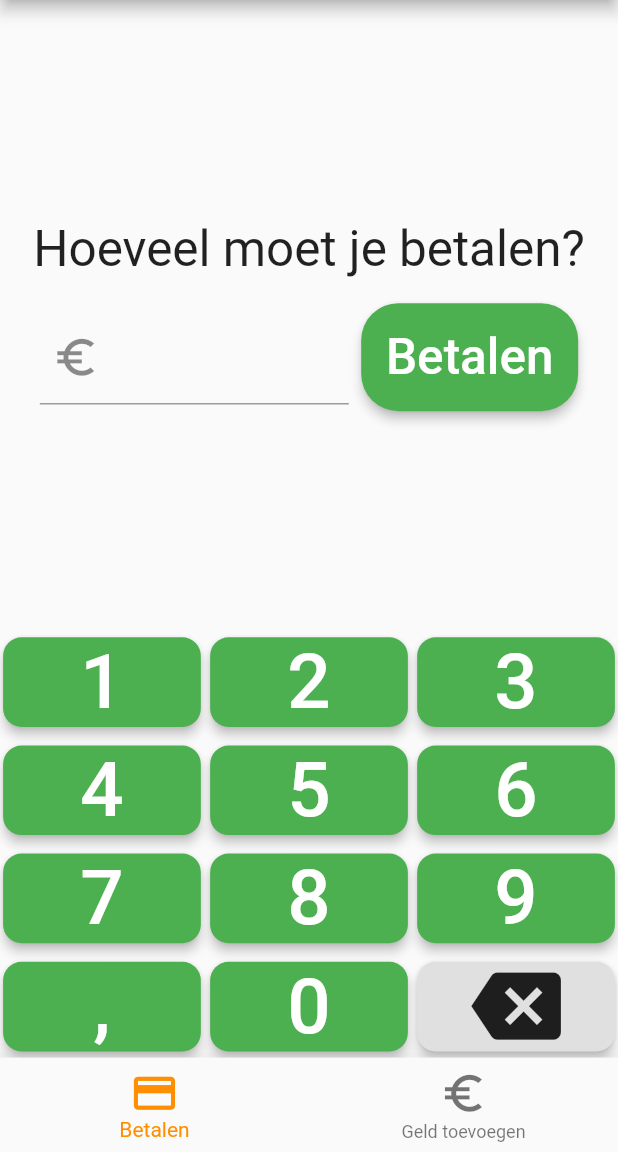
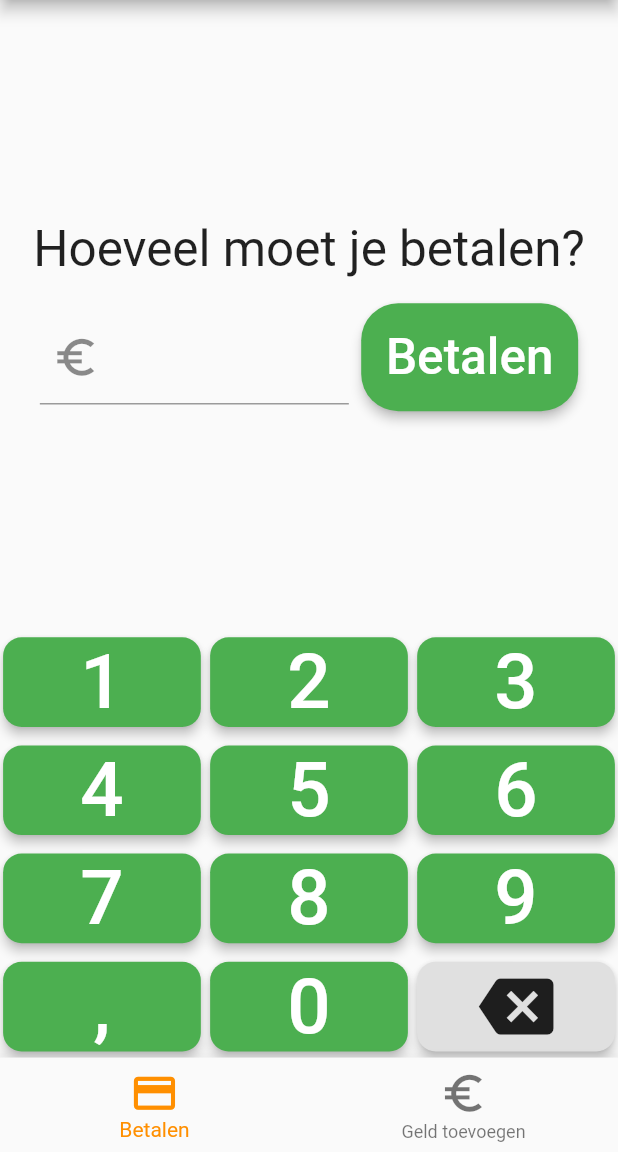
Before and after one commit to iMagineLab-BE/Geldwegwijzer, a Flutter app: the screen it shows after launch, on a phone screen of 412 x 824 dp, the part 84-1236 px from its top. Run offline on Flutter 3.47's test engine with Material 2 defaults, Android fonts, the phone set to English and light mode, and no system bars; our stand-ins replace package_info.

Commit message:
Resized backspace icon on keyboard

```diff
--- a/lib/keyboard.dart
+++ b/lib/keyboard.dart
@@ -1,3 +1,4 @@
+import 'package:flutter/cupertino.dart';
 import 'package:flutter/material.dart';
 import 'package:geldwegwijzer/sizeconfig.dart';
 
@@ -74,7 +75,10 @@ class BackspaceButton extends StatelessWidget {
             },
             child: Container(
                 child: FittedBox(
-                  child: Icon(Icons.backspace, size: SizeConfig.blockSizeHorizontal * 100),
+                  child: Padding(
+                    child: Icon(Icons.backspace, size: SizeConfig.blockSizeHorizontal * 100),
+                    padding: EdgeInsets.all(isHorizontal() ? SizeConfig.blockSizeVertical * 15.0 : SizeConfig.blockSizeHorizontal * 10.0),
+                  ),
                   fit: BoxFit.scaleDown
                 )
             ),
```
